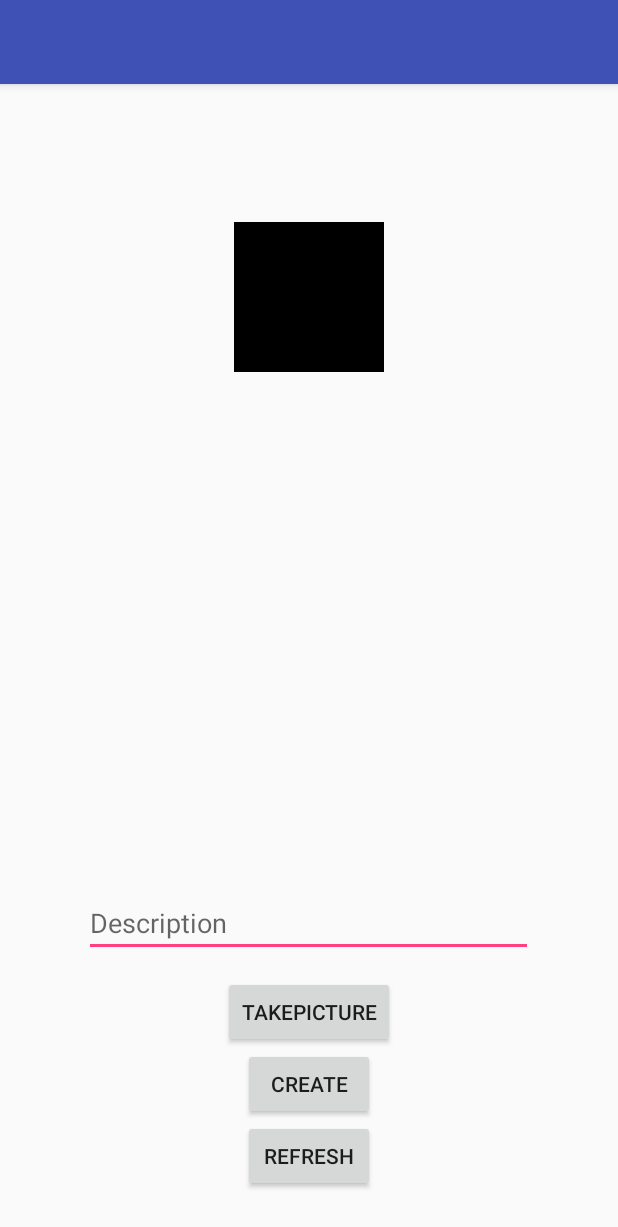
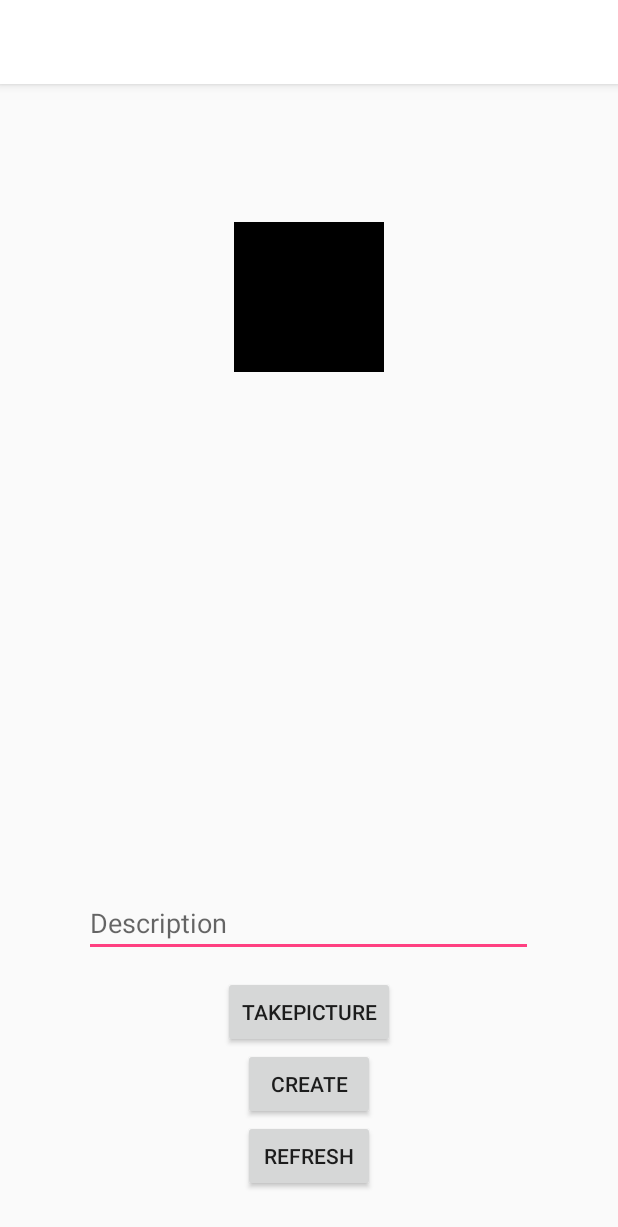
Before and after one commit to samantha-white26/Parsetagram, an Android app: the layout activity_home.xml on its own in the app's theme, with its tools: preview values and no code run, on a phone screen of 412 x 824 dp. Shown: the top 1227 px of the screen. Run offline under Robolectric (Android 15) with nearby library versions, the phone set to English and light mode, and no system bars.

Commit message:
update ui 1

```diff
--- a/app/src/main/res/layout/activity_main.xml
+++ b/app/src/main/res/layout/activity_main.xml
@@ -26,7 +26,7 @@
                 android:layout_width="wrap_content"
                 android:layout_height="wrap_content"
                 android:text="Toolbar Title"
-                android:src="@drawable/nux_dayone_landing_logo"
+                android:src="@drawable/nav_logo_whiteout"
                 android:layout_gravity="center"
                 android:id="@+id/toolbar_title" />
 
@@ -52,6 +52,7 @@
         android:layout_alignParentBottom="true"
         android:layout_alignParentStart="true"
         android:background="?android:attr/windowBackground"
-        app:menu="@menu/navigation" />
+        app:menu="@menu/navigation"
+        app:itemIconTint="@android:color/black"/>
 
 </RelativeLayout>
--- a/app/src/main/res/menu/navigation.xml
+++ b/app/src/main/res/menu/navigation.xml
@@ -3,17 +3,17 @@
 
     <item
         android:id="@+id/navigation_main"
-        android:icon="@drawable/ic_home_black_24dp"
+        android:icon="@drawable/instagram_home_filled_24"
         android:title="@string/title_main" />
 
     <item
         android:id="@+id/navigation_post"
-        android:icon="@drawable/ic_dashboard_black_24dp"
+        android:icon="@drawable/instagram_new_post_filled_24"
         android:title="@string/title_post" />
 
     <item
         android:id="@+id/navigation_logout"
-        android:icon="@drawable/ic_notifications_black_24dp"
+        android:icon="@drawable/instagram_user_filled_24"
         android:title="@string/title_logout" />
 
 </menu>
--- a/app/src/main/res/values/colors.xml
+++ b/app/src/main/res/values/colors.xml
@@ -7,4 +7,5 @@
 
     <color name="transparent">#53ffffff</color>
     <color name = "full_transparent">#00ffffff</color>
+
 </resources>
--- a/app/src/main/res/values/styles.xml
+++ b/app/src/main/res/values/styles.xml
@@ -3,7 +3,7 @@
     <!-- Base application theme. -->
     <style name="AppTheme" parent="Theme.AppCompat.Light.NoActionBar">
         <!-- Customize your theme here. -->
-        <item name="colorPrimary">@color/colorPrimary</item>
+        <item name="colorPrimary">@android:color/background_light</item>
         <item name="colorPrimaryDark">@color/colorPrimaryDark</item>
         <item name="colorAccent">@color/colorAccent</item>
 
```
